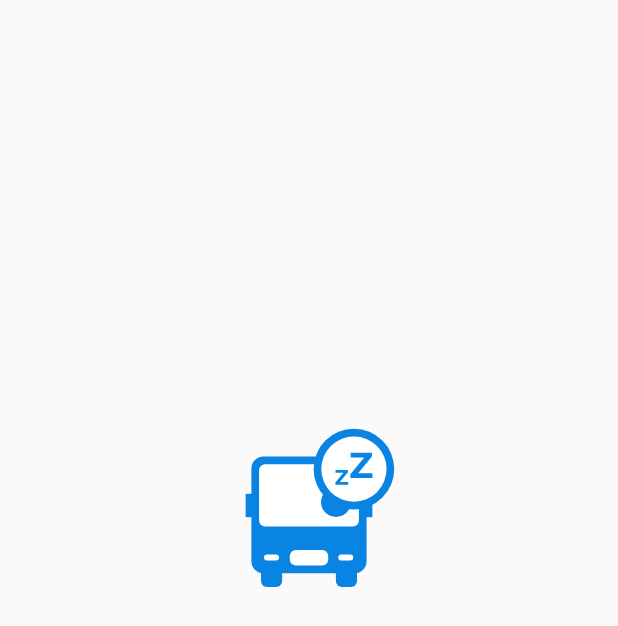
After one commit to nanaten/bustime, an Android app: the layout list_item_empty.xml on its own in the app's theme, with its tools: preview values and no code run, on a phone screen of 412 x 824 dp. The commit adds this screen. Shown: the top 626 px of the screen. Run offline under Robolectric (Android 15) with nearby library versions, the phone set to English and light mode, and no system bars.

Commit message:
add: EmptyView を追加

```diff
--- /dev/null
+++ b/app/src/main/res/drawable/ic_operationend.xml
@@ -0,0 +1,53 @@
+<!--
+  ~ Created by m.coder on 2020/4/16.
+  ~ Copyright (c) 2020. nanaten All rights reserved.
+  -->
+
+<vector xmlns:android="http://schemas.android.com/apk/res/android"
+    android:width="256dp"
+    android:height="256dp"
+    android:viewportWidth="256"
+    android:viewportHeight="256">
+    <path
+        android:pathData="M67.2,51.2L188.8,51.2A16,16 0,0 1,204.8 67.2L204.8,191.093A16,16 0,0 1,188.8 207.093L67.2,207.093A16,16 0,0 1,51.2 191.093L51.2,67.2A16,16 0,0 1,67.2 51.2z"
+        android:fillColor="#0984E3" />
+    <path
+        android:pathData="M43.52,101.086h15.36v31.178h-15.36z"
+        android:fillColor="#0984E3" />
+    <path
+        android:pathData="M197.12,101.086h15.36v31.178h-15.36z"
+        android:fillColor="#0984E3" />
+    <path
+        android:pathData="M72,168.119L84.16,168.119A8,8 0,0 1,92.16 176.119L92.16,217.28A8,8 0,0 1,84.16 225.28L72,225.28A8,8 0,0 1,64 217.28L64,176.119A8,8 0,0 1,72 168.119z"
+        android:fillColor="#0984E3" />
+    <path
+        android:pathData="M171.84,168.119L184,168.119A8,8 0,0 1,192 176.119L192,217.28A8,8 0,0 1,184 225.28L171.84,225.28A8,8 0,0 1,163.84 217.28L163.84,176.119A8,8 0,0 1,171.84 168.119z"
+        android:fillColor="#0984E3" />
+    <path
+        android:pathData="M110.4,175.914L145.6,175.914A8,8 0,0 1,153.6 183.914L153.6,188.7A8,8 0,0 1,145.6 196.7L110.4,196.7A8,8 0,0 1,102.4 188.7L102.4,183.914A8,8 0,0 1,110.4 175.914z"
+        android:fillColor="#ffffff" />
+    <path
+        android:pathData="M72.06,182L83.94,182A4.06,4.06 0,0 1,88 186.06L88,186.06A4.06,4.06 0,0 1,83.94 190.119L72.06,190.119A4.06,4.06 0,0 1,68 186.06L68,186.06A4.06,4.06 0,0 1,72.06 182z"
+        android:fillColor="#ffffff" />
+    <path
+        android:pathData="M171.06,182L182.94,182A4.06,4.06 0,0 1,187 186.06L187,186.06A4.06,4.06 0,0 1,182.94 190.119L171.06,190.119A4.06,4.06 0,0 1,167 186.06L167,186.06A4.06,4.06 0,0 1,171.06 182z"
+        android:fillColor="#ffffff" />
+    <path
+        android:pathData="M69.44,61.593L186.56,61.593A8,8 0,0 1,194.56 69.593L194.56,136.736A8,8 0,0 1,186.56 144.736L69.44,144.736A8,8 0,0 1,61.44 136.736L61.44,69.593A8,8 0,0 1,69.44 61.593z"
+        android:fillColor="#ffffff" />
+    <path
+        android:pathData="M164,112m-20,0a20,20 0,1 1,40 0a20,20 0,1 1,-40 0"
+        android:fillColor="#0984E3" />
+    <path
+        android:pathData="M134.144,68.096a53.76,53.76 0,1 0,107.52 0a53.76,53.76 0,1 0,-107.52 0z"
+        android:fillColor="#0984E3" />
+    <path
+        android:pathData="M187.904,68.096m-43.52,0a43.52,43.52 0,1 1,87.04 0a43.52,43.52 0,1 1,-87.04 0"
+        android:fillColor="#ffffff" />
+    <path
+        android:pathData="M212.598,73.664V80H183.222V74.96L201.654,52.736H183.606V46.4H211.878V51.44L193.494,73.664H212.598Z"
+        android:fillColor="#0984E3" />
+    <path
+        android:pathData="M180.307,85.304V89H163.171V86.06L173.923,73.096H163.395V69.4H179.887V72.34L169.163,85.304H180.307Z"
+        android:fillColor="#0984E3" />
+</vector>
--- /dev/null
+++ b/app/src/main/res/layout/list_item_empty.xml
@@ -0,0 +1,45 @@
+<?xml version="1.0" encoding="utf-8"?><!--
+  ~ Created by m.coder on 2020/4/16.
+  ~ Copyright (c) 2020. nanaten All rights reserved.
+  -->
+
+<layout>
+
+    <data>
+
+        <variable
+            name="calendar"
+            type="com.nanaten.bustime.network.entity.Calendar" />
+    </data>
+
+    <androidx.constraintlayout.widget.ConstraintLayout xmlns:android="http://schemas.android.com/apk/res/android"
+        xmlns:app="http://schemas.android.com/apk/res-auto"
+        xmlns:tools="http://schemas.android.com/tools"
+        android:layout_width="match_parent"
+        android:layout_height="match_parent">
+
+        <ImageView
+            android:id="@+id/operation_end_image"
+            android:layout_width="128dp"
+            android:layout_height="128dp"
+            android:src="@drawable/ic_operationend"
+            app:layout_constraintBottom_toBottomOf="parent"
+            app:layout_constraintEnd_toEndOf="parent"
+            app:layout_constraintStart_toStartOf="parent"
+            app:layout_constraintTop_toTopOf="parent"
+            app:layout_constraintVertical_bias="0.4"
+            tools:ignore="ContentDescription" />
+
+        <TextView
+            android:layout_width="wrap_content"
+            android:layout_height="wrap_content"
+            android:layout_marginTop="8dp"
+            android:text="@{calendar.isSuspend ? @string/operation_is_suspend : @string/operation_is_end}"
+            android:textColor="@color/colorPrimary"
+            android:textSize="@dimen/text_size_small"
+            android:textStyle="bold"
+            app:layout_constraintEnd_toEndOf="parent"
+            app:layout_constraintStart_toStartOf="parent"
+            app:layout_constraintTop_toBottomOf="@id/operation_end_image" />
+    </androidx.constraintlayout.widget.ConstraintLayout>
+</layout>
--- a/app/src/main/res/values/strings.xml
+++ b/app/src/main/res/values/strings.xml
@@ -29,5 +29,6 @@
     <string name="is_kaizu">貝津経由</string>
     <string name="is_return">折返し</string>
     <string name="is_last">最終バス</string>
-
+    <string name="operation_is_end">本日の運行は終了しました</string>
+    <string name="operation_is_suspend">本日は運休です</string>
 </resources>
```
